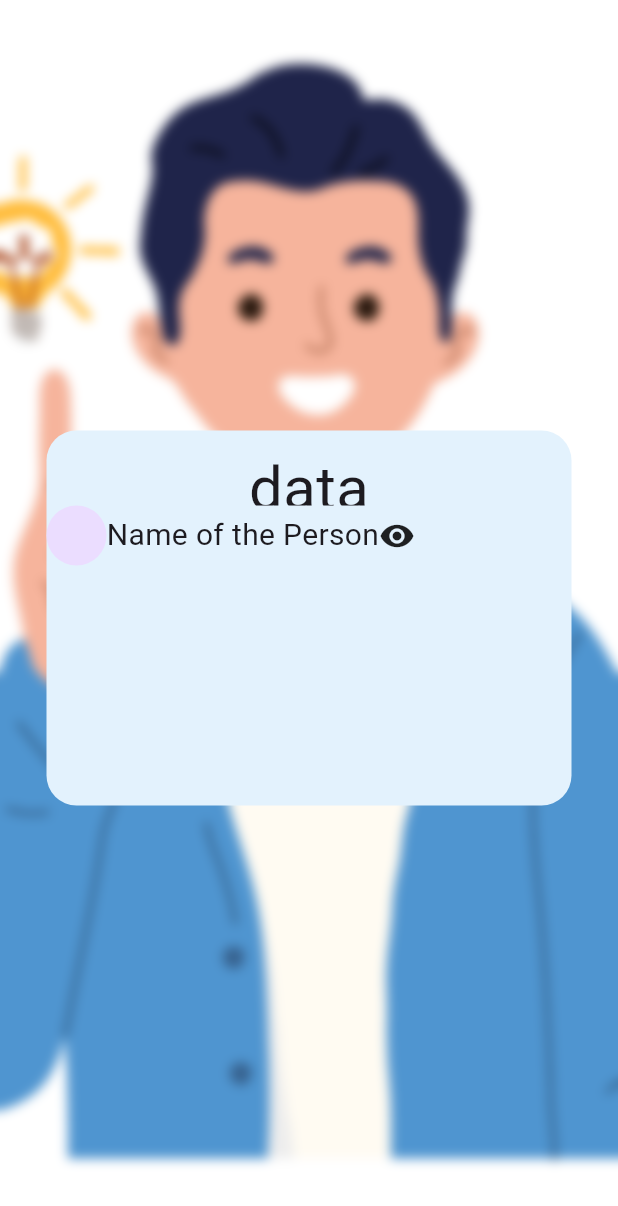
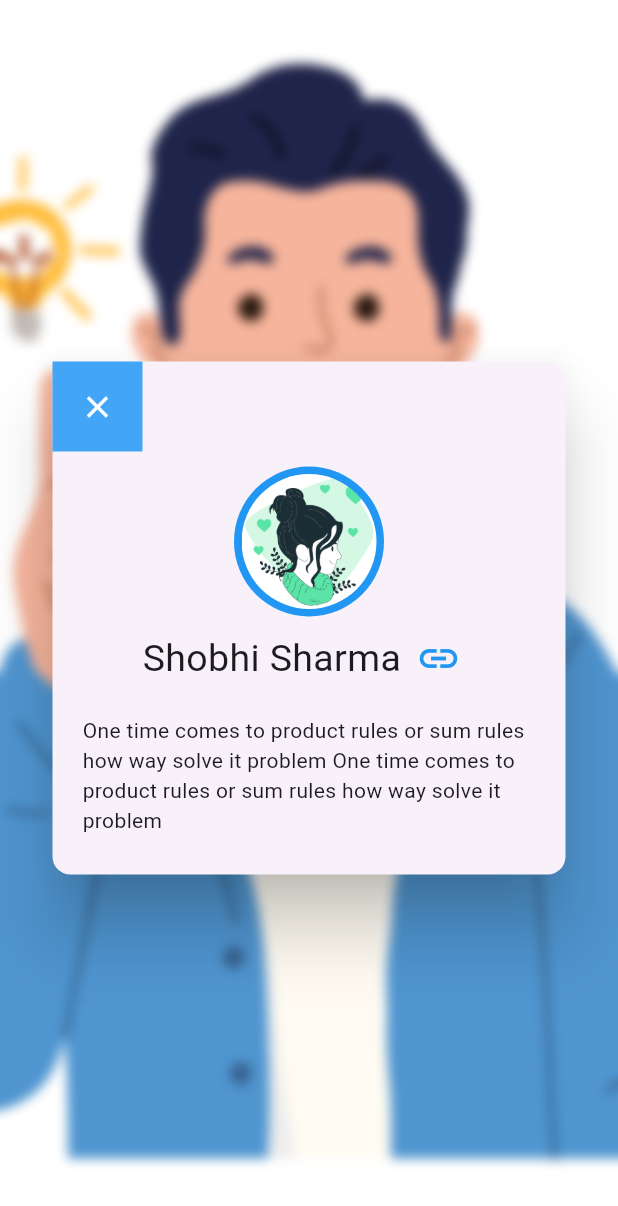
Before and after one commit to Roshan-Barkane/flutter_widgets_of_the_day, a Flutter app: the screen it shows after launch, on a phone screen of 412 x 824 dp. Shown: the top 1206 px of the screen. Run offline on Flutter 3.47's test engine with Material 3 defaults, Android fonts, the phone set to English and light mode, and no system bars.

Commit message:
done Backdropfilter complite

```diff
--- a/lib/pages/backdropfilter.dart
+++ b/lib/pages/backdropfilter.dart
@@ -30,37 +30,70 @@ class _BackDropFilterWidgetState extends State<BackDropFilterWidget> {
             ),
             child: Center(
               child: Container(
-                height: 250,
+                height: 350,
                 width: 350,
-                decoration: BoxDecoration(
-                  color: Colors.blue.shade50,
-                  borderRadius: BorderRadius.circular(20),
-                ),
+                child: Card(
+                  elevation: 20.0,
                   child: Column(
                     children: [
+                      Row(
+                        children: [
                           Container(
-                      padding: EdgeInsets.only(top: 10),
-                      height: 50,
-                      child: const Text(
-                        "data",
-                        style: TextStyle(fontSize: 40),
+                            height: 60,
+                            width: 60,
+                            decoration: BoxDecoration(
+                              color: Colors.blue.shade400,
+                            ),
+                            child: const Icon(
+                              Icons.close,
+                              color: Colors.white,
+                            ),
+                          ),
+                        ],
+                      ),
+                      Padding(
+                        padding: const EdgeInsets.only(top: 10, bottom: 10),
+                        child: CircleAvatar(
+                          radius: 50,
+                          backgroundColor: Colors.blue,
+                          child: ClipRRect(
+                            borderRadius: BorderRadius.circular(50),
+                            child: Image.asset(
+                              "assets/p4.jpg",
+                              fit: BoxFit.fill,
+                              width: 90,
+                            ),
+                          ),
                         ),
                       ),
                       const Row(
                         children: [
-                        CircleAvatar(
-                          radius: 20,
+                          SizedBox(
+                            width: 60,
                           ),
                           Text(
-                          "Name of the Person",
+                            "Shobhi Sharma",
                             style: TextStyle(
-                            fontSize: 20,
+                              fontSize: 25,
                             ),
                           ),
-                        Icon(Icons.visibility),
+                          SizedBox(
+                            width: 10,
+                          ),
+                          Icon(
+                            Icons.link,
+                            color: Colors.blue,
+                            size: 30,
+                          ),
                         ],
+                      ),
+                      Container(
+                        padding: const EdgeInsets.all(20),
+                        child: const Text(
+                            "One time comes to product rules or sum rules how way solve it problem One time comes to product rules or sum rules how way solve it problem"),
                       )
                     ],
+                  ),
                 ),
               ),
             ),
```
Lines whose indentation alone changed are shown as unchanged.
